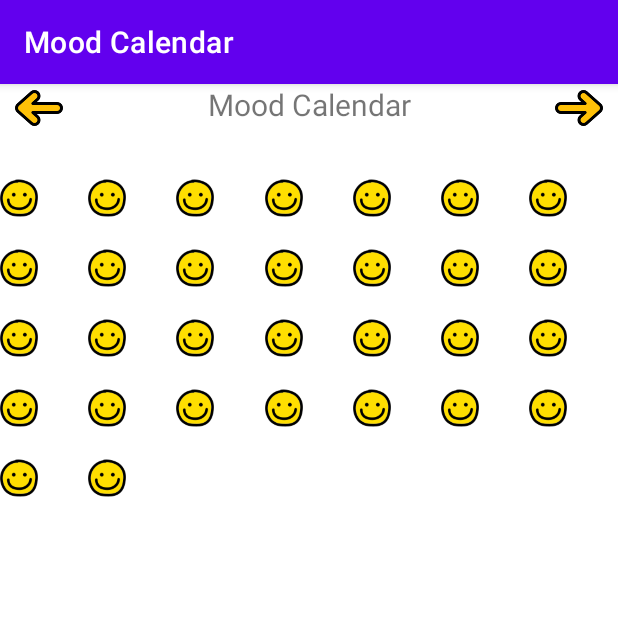
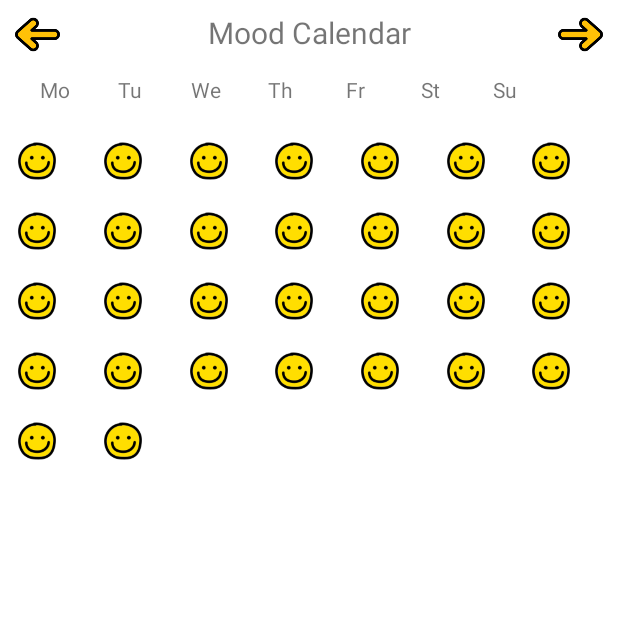
Before and after one commit to rodrigonovoas/mood-calendar-app-android, an Android app: the screen it shows after launch (MainActivity), on a phone screen of 412 x 824 dp, the top half of it. Run offline under Robolectric (Android 15) with nearby library versions, the phone set to English and light mode, and no system bars; our stand-ins replace Room's generated code.

Commit message:
adding some minor UI changes

```diff
--- a/app/src/main/res/layout/activity_main.xml
+++ b/app/src/main/res/layout/activity_main.xml
@@ -10,11 +10,12 @@
         android:id="@+id/toolbar"
         android:layout_width="match_parent"
         android:layout_height="wrap_content"
+        android:layout_marginTop="8dp"
         android:orientation="horizontal" >
 
         <ImageView
-            android:layout_width="32dp"
-            android:layout_height="32dp"
+            android:layout_width="30dp"
+            android:layout_height="30dp"
             android:layout_marginLeft="10dp"
             android:scaleX="-1"
             android:src="@drawable/right_arrow" />
@@ -30,10 +31,63 @@
             android:layout_weight="1"/>
 
         <ImageView
-            android:layout_width="32dp"
-            android:layout_height="32dp"
+            android:layout_width="30dp"
+            android:layout_height="30dp"
             android:layout_marginRight="10dp"
             android:src="@drawable/right_arrow"/>
+
+    </LinearLayout>
+
+    <LinearLayout
+        android:id="@+id/ll_weeks_days"
+        android:layout_width="match_parent"
+        android:layout_height="wrap_content"
+        android:layout_marginTop="12dp"
+        android:layout_marginLeft="12dp"
+        android:orientation="horizontal"
+        android:layout_below="@+id/toolbar">
+
+        <TextView
+            android:layout_width="50dp"
+            android:layout_height="wrap_content"
+            android:textAlignment="center"
+            android:text="Mo"/>
+
+        <TextView
+            android:layout_width="50dp"
+            android:layout_height="wrap_content"
+            android:textAlignment="center"
+            android:text="Tu"/>
+
+        <TextView
+            android:layout_width="50dp"
+            android:layout_height="wrap_content"
+            android:textAlignment="center"
+            android:text="We"/>
+
+        <TextView
+            android:layout_width="50dp"
+            android:layout_height="wrap_content"
+            android:textAlignment="center"
+            android:text="Th"/>
+
+        <TextView
+            android:layout_width="50dp"
+            android:layout_height="wrap_content"
+            android:textAlignment="center"
+            android:text="Fr"/>
+
+        <TextView
+            android:layout_width="50dp"
+            android:layout_height="wrap_content"
+            android:textAlignment="center"
+            android:text="St"/>
+
+        <TextView
+            android:layout_width="50dp"
+            android:layout_height="wrap_content"
+            android:textAlignment="center"
+            android:text="Su"/>
 
     </LinearLayout>
 
@@ -41,7 +95,8 @@
         android:id="@+id/rc_moods"
         android:layout_width="match_parent"
         android:layout_height="match_parent"
-        android:layout_marginTop="10dp"
-        android:layout_below="@+id/toolbar" />
+        android:layout_marginTop="4dp"
+        android:layout_marginLeft="12dp"
+        android:layout_below="@+id/ll_weeks_days" />
 
 </RelativeLayout>
--- a/app/src/main/res/values-night/themes.xml
+++ b/app/src/main/res/values-night/themes.xml
@@ -1,6 +1,6 @@
 <resources xmlns:tools="http://schemas.android.com/tools">
     <!-- Base application theme. -->
-    <style name="Theme.MoodCalendar" parent="Theme.MaterialComponents.DayNight.DarkActionBar">
+    <style name="Theme.MoodCalendar" parent="Theme.MaterialComponents.DayNight.NoActionBar">
         <!-- Primary brand color. -->
         <item name="colorPrimary">@color/purple_200</item>
         <item name="colorPrimaryVariant">@color/purple_700</item>
--- a/app/src/main/res/values/themes.xml
+++ b/app/src/main/res/values/themes.xml
@@ -1,6 +1,6 @@
 <resources xmlns:tools="http://schemas.android.com/tools">
     <!-- Base application theme. -->
-    <style name="Theme.MoodCalendar" parent="Theme.MaterialComponents.DayNight.DarkActionBar">
+    <style name="Theme.MoodCalendar" parent="Theme.MaterialComponents.DayNight.NoActionBar">
         <!-- Primary brand color. -->
         <item name="colorPrimary">@color/purple_500</item>
         <item name="colorPrimaryVariant">@color/purple_700</item>
```
